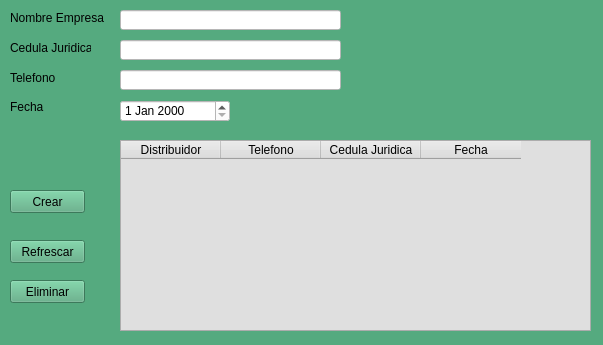
piedrachin/proyecto, file Proyecto P2/UI/distribuidor.ui: the form before one commit.
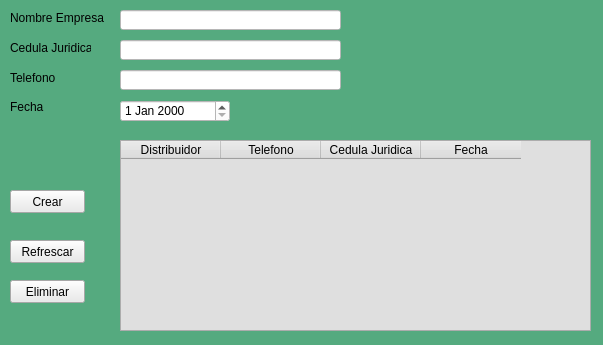
The form after the commit.

The edit to the form file:
```diff
--- a/Proyecto P2/UI/distribuidor.ui
+++ b/Proyecto P2/UI/distribuidor.ui
@@ -25,6 +25,9 @@
      <height>23</height>
     </rect>
    </property>
+   <property name="styleSheet">
+    <string notr="true">background-color: rgb(234, 234, 234);</string>
+   </property>
    <property name="text">
     <string>Crear</string>
    </property>
@@ -176,6 +179,9 @@
      <height>23</height>
     </rect>
    </property>
+   <property name="styleSheet">
+    <string notr="true">background-color: rgb(234, 234, 234);</string>
+   </property>
    <property name="text">
     <string>Refrescar</string>
    </property>
@@ -189,6 +195,9 @@
      <height>23</height>
     </rect>
    </property>
+   <property name="styleSheet">
+    <string notr="true">background-color: rgb(234, 234, 234);</string>
+   </property>
    <property name="text">
     <string>Eliminar</string>
    </property>
```
